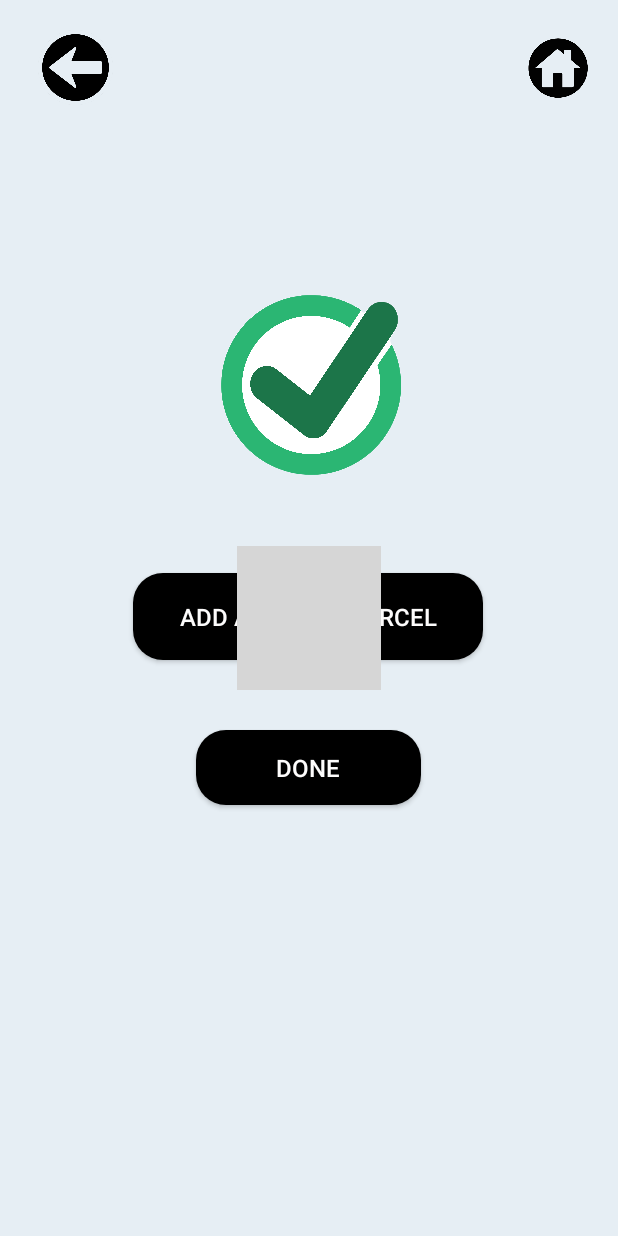
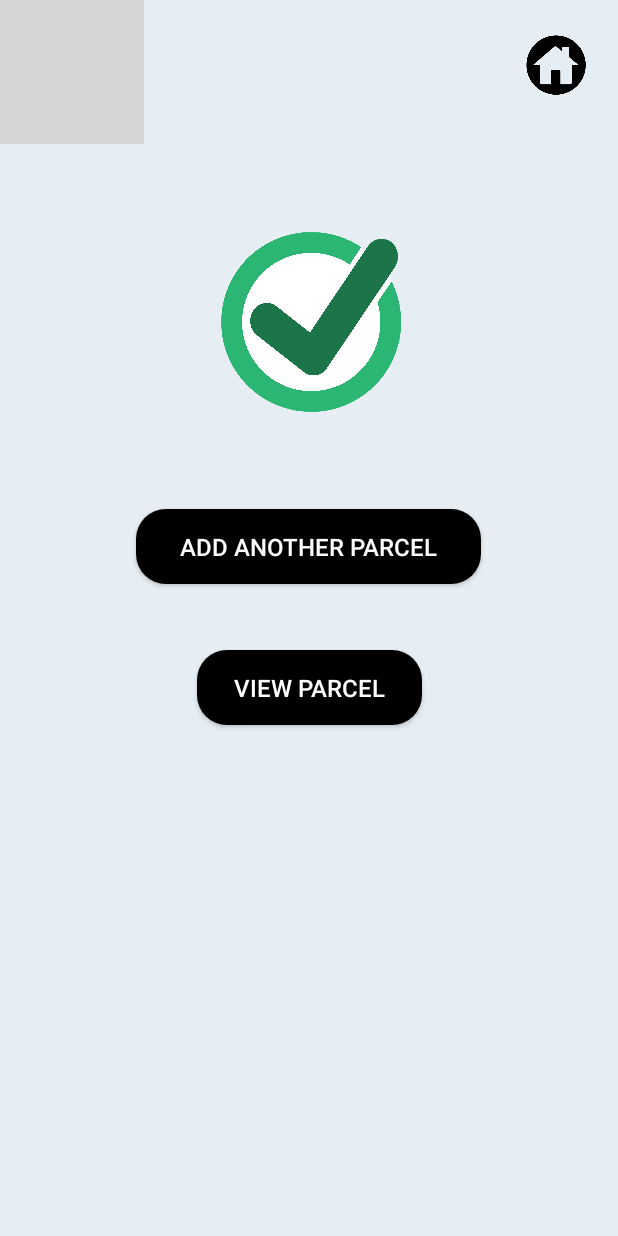
Before and after one commit to keroshurou/CondoAppMAD, an Android app: the ParcelAdd screen opened directly, with no data from a screen before it, after a tap on "ADD", on a phone screen of 412 x 824 dp. Run offline under Robolectric (Android 15) with nearby library versions, the phone set to English and light mode, and no system bars; our stand-ins replace Volley; network calls fail; Roboto replaces fonts that are not available here; 1 statement that could not run was skipped; grey boxes are pictures that could not be loaded.

Commit message:
Third (View Details)

```diff
--- a/app/src/main/java/hajarshaufi/parcel/ParcelAdd.java
+++ b/app/src/main/java/hajarshaufi/parcel/ParcelAdd.java
@@ -62,7 +62,7 @@ public class ParcelAdd extends AppCompatActivity {
 
                 getParcel();
 
-                Intent intentSuccess = new Intent(ParcelAdd.this, ParcelSuccess.class);
+                Intent intentSuccess = new Intent(ParcelAdd.this, ParcelAddSuccess.class);
                 startActivity(intentSuccess);
             }
         });
--- /dev/null
+++ b/app/src/main/java/hajarshaufi/parcel/ParcelAddSuccess.java
@@ -0,0 +1,50 @@
+package hajarshaufi.parcel;
+
+import androidx.appcompat.app.AppCompatActivity;
+
+import android.content.Intent;
+import android.os.Bundle;
+import android.view.View;
+import android.widget.Button;
+import android.widget.ImageButton;
+
+public class ParcelAddSuccess extends AppCompatActivity {
+
+    Button btnAddAnotherParcel, btnView;
+    ImageButton btnHome;
+
+    @Override
+    protected void onCreate(Bundle savedInstanceState) {
+        super.onCreate(savedInstanceState);
+        setContentView(R.layout.activity_parcel_add_success);
+
+        btnAddAnotherParcel = findViewById(R.id.btnAddAnotherParcel);
+        btnView = findViewById(R.id.btnView);
+        btnHome = findViewById(R.id.btnHome);
+
+        btnAddAnotherParcel.setOnClickListener(new View.OnClickListener() {
+            @Override
+            public void onClick(View view) {
+                Intent intentAnother = new Intent(ParcelAddSuccess.this, ParcelAdd.class);
+                startActivity(intentAnother);
+            }
+        });
+
+        btnView.setOnClickListener(new View.OnClickListener() {
+            @Override
+            public void onClick(View view) {
+                Intent intentAnother = new Intent(ParcelAddSuccess.this, ParcelAdd.class);
+                startActivity(intentAnother);
+            }
+        });
+
+        btnHome.setOnClickListener(new View.OnClickListener() {
+            @Override
+            public void onClick(View view) {
+                Intent intentAnother = new Intent(ParcelAddSuccess.this, ParcelManagementMain.class);
+                startActivity(intentAnother);
+            }
+        });
+
+    }
+}
--- a/app/src/main/java/hajarshaufi/parcel/ParcelSuccess.java
+++ /dev/null
@@ -1,39 +0,0 @@
-package hajarshaufi.parcel;
-
-import androidx.appcompat.app.AppCompatActivity;
-
-import android.content.Intent;
-import android.os.Bundle;
-import android.view.View;
-import android.widget.Button;
-
-public class ParcelSuccess extends AppCompatActivity {
-
-    Button addAnotherParcel, btnDone;
-
-    @Override
-    protected void onCreate(Bundle savedInstanceState) {
-        super.onCreate(savedInstanceState);
-        setContentView(R.layout.activity_parcel_success);
-
-        addAnotherParcel = findViewById(R.id.btnAddAnotherParcel);
-        btnDone = findViewById(R.id.btnDone);
-
-        addAnotherParcel.setOnClickListener(new View.OnClickListener() {
-            @Override
-            public void onClick(View view) {
-
-                Intent intentAddAnother = new Intent(ParcelSuccess.this, ParcelAdd.class);
-                startActivity(intentAddAnother);
-            }
-        });
-
-        btnDone.setOnClickListener(new View.OnClickListener() {
-            @Override
-            public void onClick(View view) {
-                Intent intentDone = new Intent(ParcelSuccess.this, ParcelManagementMain.class);
-                startActivity(intentDone);
-            }
-        });
-    }
-}
--- /dev/null
+++ b/app/src/main/res/layout/activity_parcel_add_success.xml
@@ -0,0 +1,68 @@
+<?xml version="1.0" encoding="utf-8"?>
+<androidx.constraintlayout.widget.ConstraintLayout xmlns:android="http://schemas.android.com/apk/res/android"
+    xmlns:app="http://schemas.android.com/apk/res-auto"
+    xmlns:tools="http://schemas.android.com/tools"
+    android:layout_width="match_parent"
+    android:layout_height="match_parent"
+    android:background="@color/background_color"
+    tools:context=".ParcelAddSuccess">
+
+    <ImageView
+        android:id="@+id/imageBuilding"
+        android:layout_width="wrap_content"
+        android:layout_height="wrap_content"
+        android:scaleType="fitEnd"
+        app:srcCompat="@drawable/building" />
+
+    <Button
+        android:id="@+id/btnAddAnotherParcel"
+        android:layout_width="230dp"
+        android:layout_height="50dp"
+        android:layout_marginTop="44dp"
+        android:background="@drawable/black_btn"
+        android:text="@string/addAnother"
+        android:textColor="@color/text_color"
+        android:textSize="16sp"
+        app:layout_constraintEnd_toEndOf="parent"
+        app:layout_constraintHorizontal_bias="0.497"
+        app:layout_constraintStart_toStartOf="parent"
+        app:layout_constraintTop_toBottomOf="@+id/imageSuccessful" />
+
+
+    <Button
+        android:id="@+id/btnView"
+        android:layout_width="150dp"
+        android:layout_height="50dp"
+        android:layout_marginTop="44dp"
+        android:background="@drawable/black_btn"
+        android:backgroundTint="@color/black"
+        android:text="@string/view"
+        android:textColor="@color/text_color"
+        android:textSize="16sp"
+        app:layout_constraintEnd_toEndOf="parent"
+        app:layout_constraintStart_toStartOf="parent"
+        app:layout_constraintTop_toBottomOf="@+id/btnAddAnotherParcel" />
+
+    <ImageView
+        android:id="@+id/imageSuccessful"
+        android:layout_width="169dp"
+        android:layout_height="167dp"
+        android:layout_marginTop="128dp"
+        app:layout_constraintEnd_toEndOf="parent"
+        app:layout_constraintStart_toStartOf="parent"
+        app:layout_constraintTop_toTopOf="@+id/imageBuilding"
+        app:srcCompat="@drawable/successful_icon" />
+
+    <ImageButton
+        android:id="@+id/btnHome"
+        android:layout_width="50dp"
+        android:layout_height="50dp"
+        android:background="@drawable/home_btn"
+        app:layout_constraintBottom_toBottomOf="parent"
+        app:layout_constraintEnd_toEndOf="parent"
+        app:layout_constraintHorizontal_bias="0.955"
+        app:layout_constraintStart_toStartOf="parent"
+        app:layout_constraintTop_toTopOf="parent"
+        app:layout_constraintVertical_bias="0.023" />
+
+</androidx.constraintlayout.widget.ConstraintLayout>
--- a/app/src/main/res/layout/activity_parcel_success.xml
+++ /dev/null
@@ -1,89 +0,0 @@
-<?xml version="1.0" encoding="utf-8"?>
-<androidx.constraintlayout.widget.ConstraintLayout xmlns:android="http://schemas.android.com/apk/res/android"
-    xmlns:app="http://schemas.android.com/apk/res-auto"
-    xmlns:tools="http://schemas.android.com/tools"
-    android:layout_width="match_parent"
-    android:layout_height="match_parent"
-    android:background="@color/background_color"
-    tools:context=".ParcelSuccess">
-
-    <Button
-        android:id="@+id/btnAddAnotherParcel"
-        android:layout_width="233dp"
-        android:layout_height="58dp"
-        android:background="@drawable/black_btn"
-        android:text="@string/addAnother"
-        android:textColor="@color/text_color"
-        android:textSize="16sp"
-        app:layout_constraintBottom_toBottomOf="parent"
-        app:layout_constraintEnd_toEndOf="parent"
-        app:layout_constraintHorizontal_bias="0.497"
-        app:layout_constraintStart_toStartOf="parent"
-        app:layout_constraintTop_toTopOf="parent"
-        app:layout_constraintVertical_bias="0.499" />
-
-    <Button
-        android:id="@+id/btnDone"
-        android:layout_width="150dp"
-        android:layout_height="50dp"
-        android:layout_marginTop="36dp"
-        android:background="@drawable/black_btn"
-        android:backgroundTint="@color/black"
-        android:text="@string/done"
-        android:textColor="@color/text_color"
-        android:textSize="16sp"
-        app:layout_constraintBottom_toBottomOf="parent"
-        app:layout_constraintEnd_toEndOf="parent"
-        app:layout_constraintHorizontal_bias="0.498"
-        app:layout_constraintStart_toStartOf="parent"
-        app:layout_constraintTop_toBottomOf="@+id/btnAddAnotherParcel"
-        app:layout_constraintVertical_bias="0.035" />
-
-    <ImageView
-        android:id="@+id/imageSuccessful"
-        android:layout_width="169dp"
-        android:layout_height="167dp"
-        app:layout_constraintBottom_toTopOf="@+id/btnAddAnotherParcel"
-        app:layout_constraintEnd_toEndOf="parent"
-        app:layout_constraintStart_toStartOf="parent"
-        app:layout_constraintTop_toTopOf="parent"
-        app:layout_constraintVertical_bias="0.791"
-        app:srcCompat="@drawable/successful_icon" />
-
-    <ImageView
-        android:id="@+id/imageBuilding"
-        android:layout_width="wrap_content"
-        android:layout_height="wrap_content"
-        android:scaleType="fitEnd"
-        app:layout_constraintBottom_toBottomOf="parent"
-        app:layout_constraintEnd_toEndOf="parent"
-        app:layout_constraintStart_toStartOf="parent"
-        app:layout_constraintTop_toTopOf="parent"
-        app:srcCompat="@drawable/building" />
-
-    <ImageButton
-        android:id="@+id/btnBack"
-        android:layout_width="50dp"
-        android:layout_height="50dp"
-        android:layout_marginTop="20dp"
-        android:layout_marginLeft="10sp"
-        android:background="@drawable/back_button"
-        app:layout_constraintEnd_toEndOf="parent"
-        app:layout_constraintHorizontal_bias="0.043"
-        app:layout_constraintStart_toStartOf="parent"
-        app:layout_constraintTop_toTopOf="parent"
-        app:layout_constraintVertical_bias="0.356" />
-
-    <ImageButton
-        android:id="@+id/btnHome"
-        android:layout_width="50dp"
-        android:layout_height="50dp"
-        android:layout_marginTop="20dp"
-        android:layout_marginLeft="10sp"
-        android:background="@drawable/home_btn"
-        app:layout_constraintEnd_toEndOf="parent"
-        app:layout_constraintHorizontal_bias="0.946"
-        app:layout_constraintStart_toEndOf="@+id/btnBack"
-        app:layout_constraintTop_toTopOf="parent" />
-
-</androidx.constraintlayout.widget.ConstraintLayout>
--- a/app/src/main/res/values/strings.xml
+++ b/app/src/main/res/values/strings.xml
@@ -17,7 +17,7 @@
     <string name="insCollectedDate">Enter Collected Date</string>
     <string name="add">Add</string>
     <string name="addAnother">Add another parcel</string>
-    <string name="done">Done</string>
+    <string name="view">View Parcel</string>
     <string name="managementID">Enter your ID</string>
 
     <!-- Activity Update Parcel. -->
```
Also changed, not shown: app/src/main/AndroidManifest.xml (+7 -7 lines), app/src/main/res/layout/activity_edit_parcel_details.xml (+34 -15 lines), app/src/main/res/layout/activity_parcel_add.xml (+48 -27 lines).
